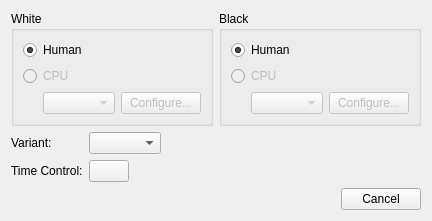
This is projects/gui/ui/newgamedlg.ui in cutechess/cutechess as Qt 5 draws it before an edit. The edited form follows.
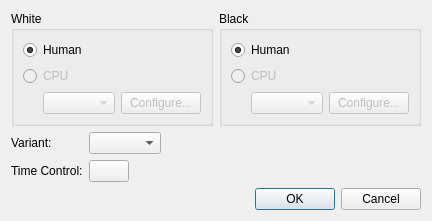
This is the edited form.

Commit message:
Set NewGameDialog's accept button to "OK" instead of "Start"
A game isn't always started when it's created.

Patch:
```diff
--- a/projects/gui/ui/newgamedlg.ui
+++ b/projects/gui/ui/newgamedlg.ui
@@ -248,7 +248,7 @@
    <item>
     <widget class="QDialogButtonBox" name="m_buttonBox">
      <property name="standardButtons">
-      <set>QDialogButtonBox::Cancel</set>
+      <set>QDialogButtonBox::Cancel|QDialogButtonBox::Ok</set>
      </property>
     </widget>
    </item>
```
The commit also changes 1 other file.
